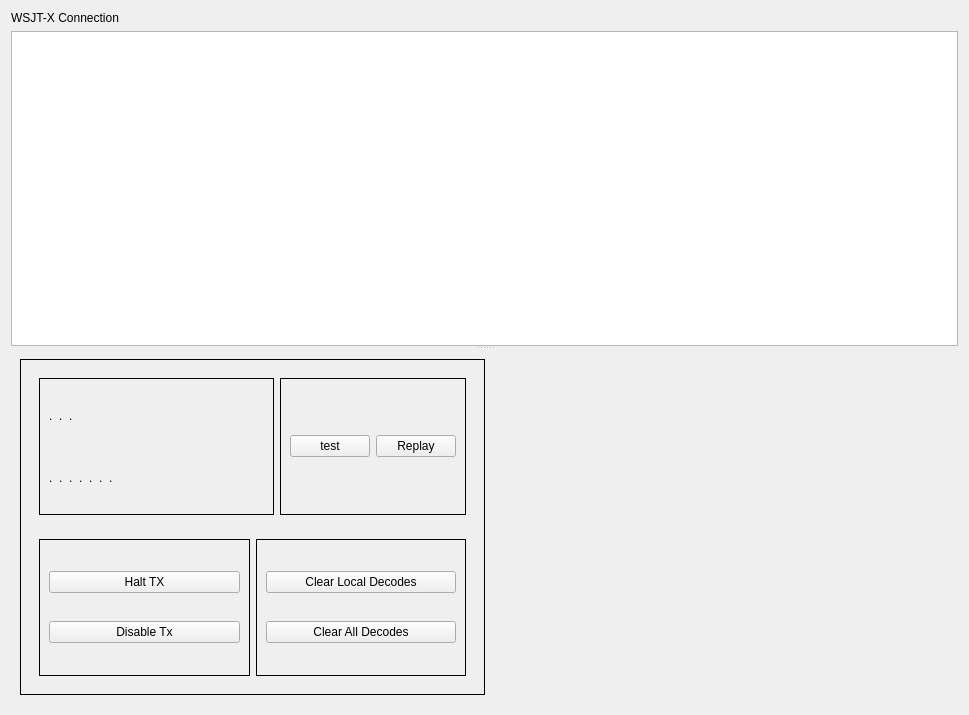
Above: mqt/MqtLogger/WsjtxFrame.ui from Rsclub22/Minos2-Mirror before the change. Below: the same form after it.
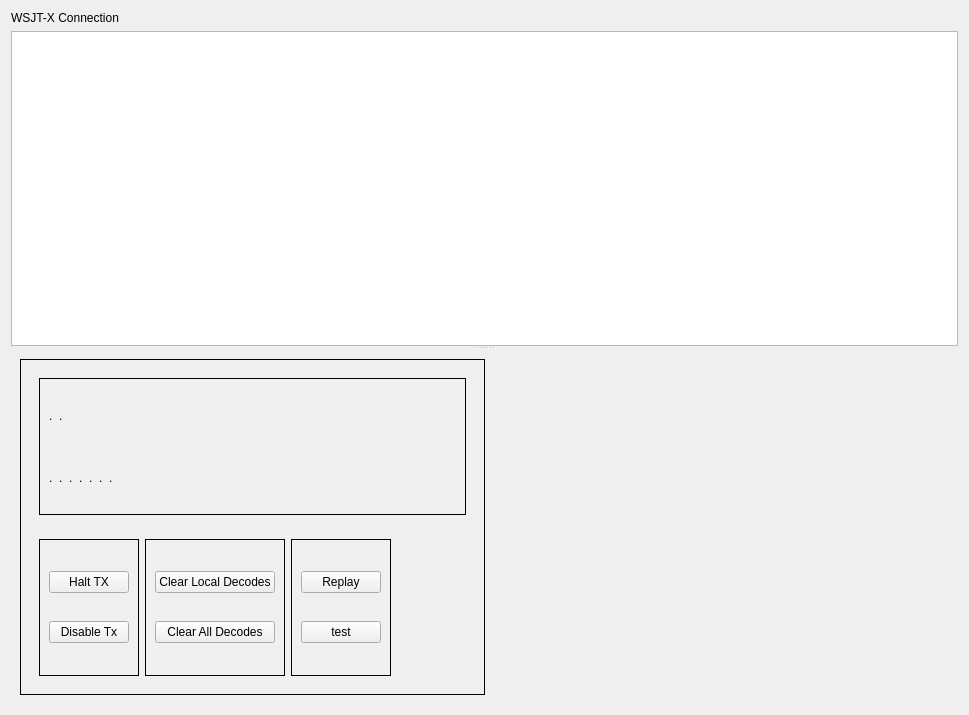
That is the form after the change. Custom widgets are drawn as their Qt base class.

What changed in the file:
```diff
--- a/mqt/MqtLogger/WsjtxFrame.ui
+++ b/mqt/MqtLogger/WsjtxFrame.ui
@@ -31,7 +31,7 @@
     </widget>
    </item>
    <item>
-    <widget class="QSplitter" name="splitter">
+    <widget class="MinosSplitter" name="splitter">
      <property name="orientation">
       <enum>Qt::Vertical</enum>
      </property>
@@ -82,8 +82,8 @@
         <rect>
          <x>0</x>
          <y>0</y>
-         <width>949</width>
-         <height>423</height>
+         <width>951</width>
+         <height>361</height>
         </rect>
        </property>
        <property name="sizePolicy">
@@ -120,13 +120,6 @@
                      </property>
                     </widget>
                    </item>
-                   <item>
-                    <widget class="QLabel" name="replyto_label">
-                     <property name="text">
-                      <string>.</string>
-                     </property>
-                    </widget>
-                   </item>
                    <item>
                     <widget class="QLabel" name="specialOpMode">
                      <property name="text">
@@ -218,35 +211,6 @@
                 </layout>
                </widget>
               </item>
-              <item>
-               <widget class="QFrame" name="testframe">
-                <property name="frameShape">
-                 <enum>QFrame::Box</enum>
-                </property>
-                <layout class="QHBoxLayout" name="horizontalLayout_6">
-                 <item>
-                  <widget class="QPushButton" name="testButton">
-                   <property name="focusPolicy">
-                    <enum>Qt::NoFocus</enum>
-                   </property>
-                   <property name="text">
-                    <string>test</string>
-                   </property>
-                  </widget>
-                 </item>
-                 <item>
-                  <widget class="QPushButton" name="replayButton">
-                   <property name="focusPolicy">
-                    <enum>Qt::NoFocus</enum>
-                   </property>
-                   <property name="text">
-                    <string>Replay</string>
-                   </property>
-                  </widget>
-                 </item>
-                </layout>
-               </widget>
-              </item>
              </layout>
             </widget>
            </item>
@@ -311,6 +275,48 @@
                 </layout>
                </widget>
               </item>
+              <item>
+               <widget class="QFrame" name="testframe">
+                <property name="frameShape">
+                 <enum>QFrame::Box</enum>
+                </property>
+                <layout class="QVBoxLayout" name="verticalLayout_3">
+                 <item>
+                  <widget class="QPushButton" name="replayButton">
+                   <property name="focusPolicy">
+                    <enum>Qt::NoFocus</enum>
+                   </property>
+                   <property name="text">
+                    <string>Replay</string>
+                   </property>
+                  </widget>
+                 </item>
+                 <item>
+                  <widget class="QPushButton" name="testButton">
+                   <property name="focusPolicy">
+                    <enum>Qt::NoFocus</enum>
+                   </property>
+                   <property name="text">
+                    <string>test</string>
+                   </property>
+                  </widget>
+                 </item>
+                </layout>
+               </widget>
+              </item>
+              <item>
+               <spacer name="horizontalSpacer_4">
+                <property name="orientation">
+                 <enum>Qt::Horizontal</enum>
+                </property>
+                <property name="sizeHint" stdset="0">
+                 <size>
+                  <width>40</width>
+                  <height>20</height>
+                 </size>
+                </property>
+               </spacer>
+              </item>
              </layout>
             </widget>
            </item>
@@ -343,6 +349,12 @@
    <extends>QTableView</extends>
    <header>MinosTableView.h</header>
   </customwidget>
+  <customwidget>
+   <class>MinosSplitter</class>
+   <extends>QSplitter</extends>
+   <header>minossplitter.h</header>
+   <container>1</container>
+  </customwidget>
  </customwidgets>
  <resources/>
  <connections/>
```
